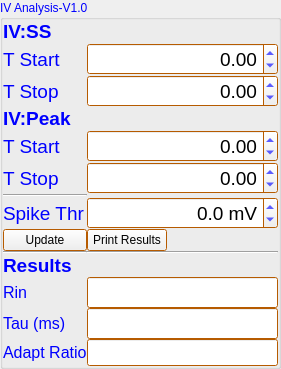
Above: lib/analysis/modules/IVCurve/ctrlTemplate.ui from acq4/acq4 before the change. Below: the same form after it.
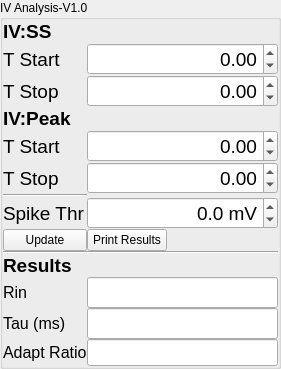
That is the form after the change.

Patch:
```diff
--- a/lib/analysis/modules/IVCurve/ctrlTemplate.ui
+++ b/lib/analysis/modules/IVCurve/ctrlTemplate.ui
@@ -7,7 +7,7 @@
     <x>0</x>
     <y>0</y>
     <width>281</width>
-    <height>292</height>
+    <height>352</height>
    </rect>
   </property>
   <property name="windowTitle">
@@ -22,97 +22,6 @@
    </property>
    <item row="0" column="0">
     <widget class="QGroupBox" name="groupBox">
-     <property name="palette">
-      <palette>
-       <active>
-        <colorrole role="WindowText">
-         <brush brushstyle="SolidPattern">
-          <color alpha="255">
-           <red>0</red>
-           <green>0</green>
-           <blue>255</blue>
-          </color>
-         </brush>
-        </colorrole>
-        <colorrole role="Base">
-         <brush brushstyle="SolidPattern">
-          <color alpha="255">
-           <red>255</red>
-           <green>255</green>
-           <blue>255</blue>
-          </color>
-         </brush>
-        </colorrole>
-        <colorrole role="Window">
-         <brush brushstyle="SolidPattern">
-          <color alpha="255">
-           <red>255</red>
-           <green>128</green>
-           <blue>0</blue>
-          </color>
-         </brush>
-        </colorrole>
-       </active>
-       <inactive>
-        <colorrole role="WindowText">
-         <brush brushstyle="SolidPattern">
-          <color alpha="255">
-           <red>0</red>
-           <green>0</green>
-           <blue>255</blue>
-          </color>
-         </brush>
-        </colorrole>
-        <colorrole role="Base">
-         <brush brushstyle="SolidPattern">
-          <color alpha="255">
-           <red>255</red>
-           <green>255</green>
-           <blue>255</blue>
-          </color>
-         </brush>
-        </colorrole>
-        <colorrole role="Window">
-         <brush brushstyle="SolidPattern">
-          <color alpha="255">
-           <red>255</red>
-           <green>128</green>
-           <blue>0</blue>
-          </color>
-         </brush>
-        </colorrole>
-       </inactive>
-       <disabled>
-        <colorrole role="WindowText">
-         <brush brushstyle="SolidPattern">
-          <color alpha="255">
-           <red>69</red>
-           <green>69</green>
-           <blue>69</blue>
-          </color>
-         </brush>
-        </colorrole>
-        <colorrole role="Base">
-         <brush brushstyle="SolidPattern">
-          <color alpha="255">
-           <red>255</red>
-           <green>128</green>
-           <blue>0</blue>
-          </color>
-         </brush>
-        </colorrole>
-        <colorrole role="Window">
-         <brush brushstyle="SolidPattern">
-          <color alpha="255">
-           <red>255</red>
-           <green>128</green>
-           <blue>0</blue>
-          </color>
-         </brush>
-        </colorrole>
-       </disabled>
-      </palette>
-     </property>
      <property name="title">
       <string>IV Analysis-V1.0</string>
      </property>
```
